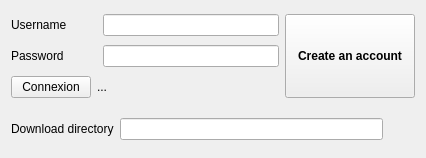
Before: the Qt Designer form sources/context/interface/configsectionrepository.ui in davy7125/polyphone, drawn with Qt 5.
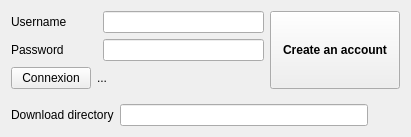
After: the same form once the commit is applied.

```diff
--- a/sources/context/interface/configsectionrepository.ui
+++ b/sources/context/interface/configsectionrepository.ui
@@ -6,8 +6,8 @@
    <rect>
     <x>0</x>
     <y>0</y>
-    <width>426</width>
-    <height>158</height>
+    <width>411</width>
+    <height>133</height>
    </rect>
   </property>
   <property name="windowTitle">
```
